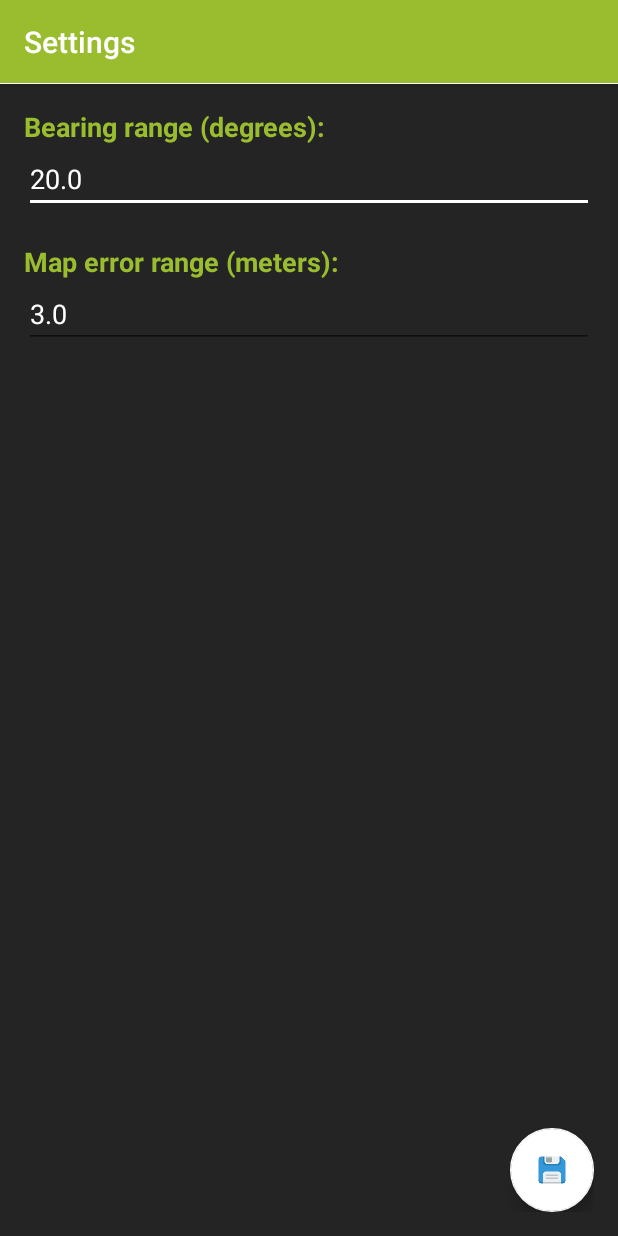
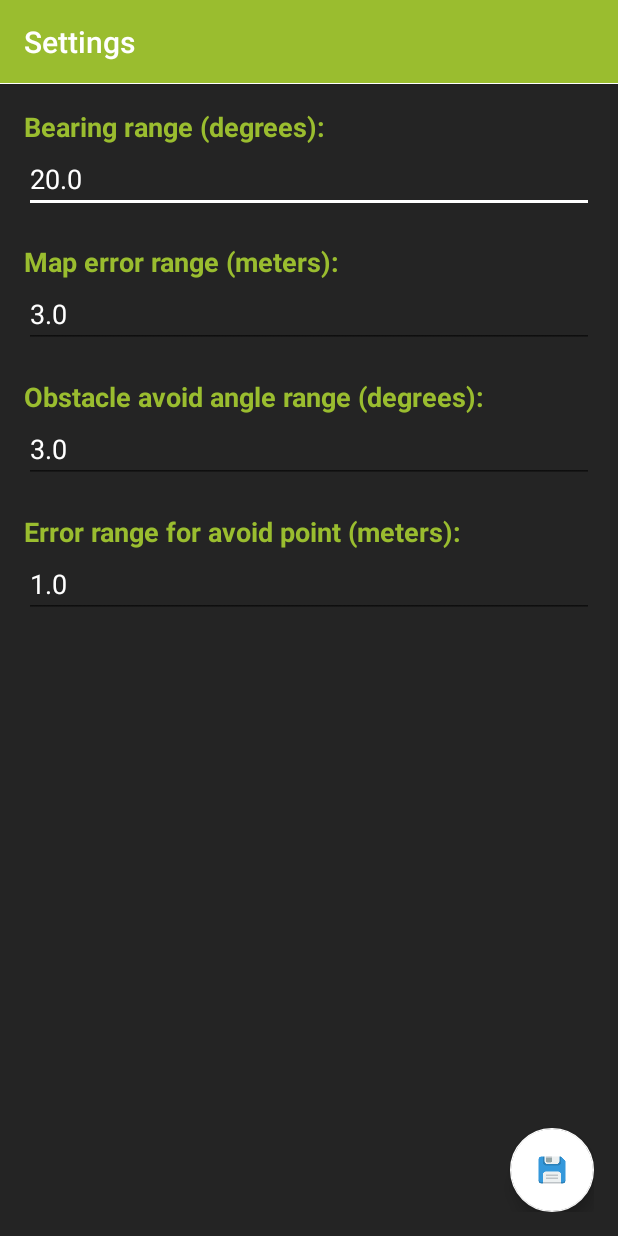
Before and after one commit to DimitrisKaltzidis/Project-Diploma, an Android app: the Settings screen opened directly, with no data from a screen before it, on a phone screen of 412 x 824 dp. Run offline under Robolectric (Android 15) with nearby library versions, the phone set to English and light mode, and no system bars.

Commit message:
Add CMUSPHINX to VoiceOverride activity needs configuration Fix ObstacleAvoidance almost done Add Preferences to Settings activity Fix Splash activity layout allow rotation Edit app:build.gradle for CMUSPHINX

```diff
--- a/app/build.gradle
+++ b/app/build.gradle
@@ -32,3 +32,7 @@ dependencies {
     compile 'com.android.support:design:23.1.1'
     compile files('libs/pocketsphinx-android-5prealpha-nolib.jar')
 }
+
+ant.importBuild 'assets.xml'
+preBuild.dependsOn(list, checksum)
+clean.dependsOn(clean_assets)
--- a/app/src/main/java/com/jim/robotos_v2/Settings.java
+++ b/app/src/main/java/com/jim/robotos_v2/Settings.java
@@ -1,7 +1,7 @@
 package com.jim.robotos_v2;
 
+import android.os.Bundle;
 import android.support.v7.app.AppCompatActivity;
-import android.os.Bundle;
 import android.view.View;
 import android.widget.EditText;
 import android.widget.Toast;
@@ -10,7 +10,7 @@ import com.jim.robotos_v2.Utilities.Preferences;
 
 public class Settings extends AppCompatActivity {
 
-    private EditText etMapErrorRange, etBearingRange;
+    private EditText etMapErrorRange, etBearingRange, etAvoidAngleRange, etAvoidPointMapError;
 
     @Override
     protected void onCreate(Bundle savedInstanceState) {
@@ -19,9 +19,16 @@ public class Settings extends AppCompatActivity {
 
         etBearingRange = (EditText) findViewById(R.id.etBearingRange);
         etMapErrorRange = (EditText) findViewById(R.id.etMapsErrorRange);
+        //Moires pou prostithontai stin gwnia apofigis empodiou se periptwsi lathous
+        etAvoidAngleRange = (EditText) findViewById(R.id.etAvoidAngleRange);
+        //metra pou prostithontai stin apostasi apofigis tou empodiou logo pithanis asimfwnias xarti pragmatikotitas
+        etAvoidPointMapError = (EditText) findViewById(R.id.etAvoidPointMapError);
+
 
         etMapErrorRange.setText("" + Preferences.loadPrefsFloat("DISTANCE_ERROR_RANGE", 3, getApplicationContext()));
         etBearingRange.setText("" + Preferences.loadPrefsFloat("BEARING_RANGE", 20, getApplicationContext()));
+        etAvoidAngleRange.setText("" + Preferences.loadPrefsFloat("OBSTACLE_AVOIDING_BEARING_ERROR_RANGE_DEGREES", 3f, getApplicationContext()));
+        etAvoidPointMapError.setText("" + Preferences.loadPrefsFloat("OBSTACLE_AVOIDING_MAP_ERROR_METERS", 1f, getApplicationContext()));
 
 
     }
@@ -31,9 +38,12 @@ public class Settings extends AppCompatActivity {
         try {
             Preferences.savePrefsFloat("DISTANCE_ERROR_RANGE", Float.parseFloat(etMapErrorRange.getText().toString()), getApplicationContext());
             Preferences.savePrefsFloat("BEARING_RANGE", Float.parseFloat(etBearingRange.getText().toString()), getApplicationContext());
-            Toast.makeText(getApplicationContext(), R.string.saved,Toast.LENGTH_SHORT).show();
+            Preferences.savePrefsFloat("OBSTACLE_AVOIDING_BEARING_ERROR_RANGE_DEGREES", Float.parseFloat(etAvoidAngleRange.getText().toString()), getApplicationContext());
+            Preferences.savePrefsFloat("OBSTACLE_AVOIDING_MAP_ERROR_METERS", Float.parseFloat(etAvoidPointMapError.getText().toString()), getApplicationContext());
+
+            Toast.makeText(getApplicationContext(), R.string.saved, Toast.LENGTH_SHORT).show();
         } catch (Exception e) {
-            Toast.makeText(getApplicationContext(), R.string.please_fill_correctly,Toast.LENGTH_SHORT).show();
+            Toast.makeText(getApplicationContext(), R.string.please_fill_correctly, Toast.LENGTH_SHORT).show();
         }
 
     }
--- a/app/src/main/java/com/jim/robotos_v2/Utilities/Utilities.java
+++ b/app/src/main/java/com/jim/robotos_v2/Utilities/Utilities.java
@@ -600,7 +600,7 @@ public class Utilities {
         float hypotenuse = (float) Math.sqrt((double) Math.pow(distanceToObstacle, 2) + Math.pow(op, 2));
 
         //Calculate avoiding point coordinates based on angle (might be proven faulty)
-        LatLng avoidingPointLatLng = extrapolate(robotLocation, (double) obstacleAvoidanceDegrees+Preferences.loadPrefsFloat("OBSTACLE_AVOIDING_BEARING_ERROR_RANGE_DEGREES",3f,context), (double) hypotenuse + errorRange);
+        LatLng avoidingPointLatLng = extrapolate(robotLocation, (double) obstacleAvoidanceDegrees + Preferences.loadPrefsFloat("OBSTACLE_AVOIDING_BEARING_ERROR_RANGE_DEGREES", 3f, context), (double) (hypotenuse / 100) + errorRange);
 
         return new Point(avoidingPointLatLng, "Obstacle avoiding point", true);
     }
--- a/app/src/main/res/layout/activity_settings.xml
+++ b/app/src/main/res/layout/activity_settings.xml
@@ -9,57 +9,96 @@
     android:paddingTop="@dimen/activity_vertical_margin"
     tools:context="com.jim.robotos_v2.Settings">
 
+    <ScrollView
+        android:layout_width="match_parent"
+        android:layout_height="match_parent">
+
+        <LinearLayout
+            android:layout_width="match_parent"
+            android:layout_height="match_parent"
+            android:orientation="vertical"
+            android:weightSum="8">
+
             <TextView
+                android:id="@+id/textView"
                 android:layout_width="wrap_content"
                 android:layout_height="wrap_content"
+                android:text="@string/bearing_range"
                 android:textAppearance="?android:attr/textAppearanceMedium"
-        android:text="@string/bearing_range"
-        android:id="@+id/textView"
-        android:textStyle="bold"
                 android:textColor="@color/colorPrimary"
-        android:layout_alignParentTop="true"
-        android:layout_alignParentStart="true" />
+                android:textStyle="bold" />
 
             <EditText
+                android:id="@+id/etBearingRange"
+                android:layout_width="match_parent"
+                android:layout_height="wrap_content"
+                android:ems="10"
+                android:inputType="numberDecimal"
+                android:textColor="@color/colorAccent" />
+
+            <TextView
+                android:id="@+id/textView2"
                 android:layout_width="wrap_content"
                 android:layout_height="wrap_content"
+                android:layout_marginTop="20dp"
+                android:text="@string/map_error_range"
+                android:textAppearance="?android:attr/textAppearanceMedium"
+                android:textColor="@color/colorPrimary"
+                android:textStyle="bold" />
+
+            <EditText
+                android:id="@+id/etMapsErrorRange"
+                android:layout_width="match_parent"
+                android:layout_height="wrap_content"
+                android:ems="10"
                 android:inputType="numberDecimal"
-        android:ems="10"
-        android:id="@+id/etBearingRange"
-        android:layout_below="@+id/textView"
-        android:layout_alignParentStart="true"
-        android:textColor="@color/colorAccent"
-        android:layout_alignParentEnd="true" />
+                android:textColor="@color/colorAccent" />
+
 
             <TextView
+                android:id="@+id/textView3"
                 android:layout_width="wrap_content"
                 android:layout_height="wrap_content"
+                android:layout_marginTop="20dp"
+                android:text="@string/avoid_angle_range"
                 android:textAppearance="?android:attr/textAppearanceMedium"
-        android:text="@string/map_error_range"
-        android:id="@+id/textView2"
-        android:textStyle="bold"
-        android:layout_marginTop="20dp"
                 android:textColor="@color/colorPrimary"
-        android:layout_below="@+id/etBearingRange"
-        android:layout_alignParentStart="true" />
+                android:textStyle="bold" />
 
             <EditText
+                android:id="@+id/etAvoidAngleRange"
+                android:layout_width="match_parent"
+                android:layout_height="wrap_content"
+                android:ems="10"
+                android:inputType="numberDecimal"
+                android:textColor="@color/colorAccent" />
+
+            <TextView
+                android:id="@+id/textView4"
                 android:layout_width="wrap_content"
                 android:layout_height="wrap_content"
+                android:layout_marginTop="20dp"
+                android:text="@string/avoid_point_map_error"
+                android:textAppearance="?android:attr/textAppearanceMedium"
+                android:textColor="@color/colorPrimary"
+                android:textStyle="bold" />
+
+            <EditText
+                android:id="@+id/etAvoidPointMapError"
+                android:layout_width="match_parent"
+                android:layout_height="wrap_content"
+                android:ems="10"
                 android:inputType="numberDecimal"
-        android:ems="10"
-        android:id="@+id/etMapsErrorRange"
-        android:layout_below="@+id/textView2"
-        android:layout_alignParentStart="true"
-        android:textColor="@color/colorAccent"
-        android:layout_alignEnd="@+id/etBearingRange" />
+                android:textColor="@color/colorAccent" />
+        </LinearLayout>
+    </ScrollView>
 
     <android.support.design.widget.FloatingActionButton
         android:id="@+id/fabSave"
         android:layout_width="wrap_content"
         android:layout_height="wrap_content"
         android:layout_alignParentBottom="true"
-        android:src="@drawable/save_new"
+        android:layout_alignParentEnd="true"
         android:onClick="saveSettings"
-        android:layout_alignEnd="@+id/etMapsErrorRange" />
+        android:src="@drawable/save_new" />
 </RelativeLayout>
--- a/app/src/main/res/values/strings.xml
+++ b/app/src/main/res/values/strings.xml
@@ -32,4 +32,6 @@
     <string name="map_error_range">Map error range (meters):</string>
     <string name="saved">Changes saved</string>
     <string name="please_fill_correctly">Please fill the fields correctly</string>
+    <string name="avoid_angle_range">Obstacle avoid angle range (degrees):</string>
+    <string name="avoid_point_map_error">Error range for avoid point (meters):</string>
 </resources>
```
Also changed, not shown: app/src/main/AndroidManifest.xml (+5 -4 lines), app/src/main/java/com/jim/robotos_v2/ObstacleAvoidance.java (+25 -10 lines), app/src/main/java/com/jim/robotos_v2/VoiceOverride.java (+172 -2 lines), app/src/main/res/layout/activity_splash.xml (+27 -26 lines), app/src/main/res/layout/activity_voice_override.xml (+18 -0 lines), 7 other files. Lines whose indentation alone changed are shown as unchanged.
